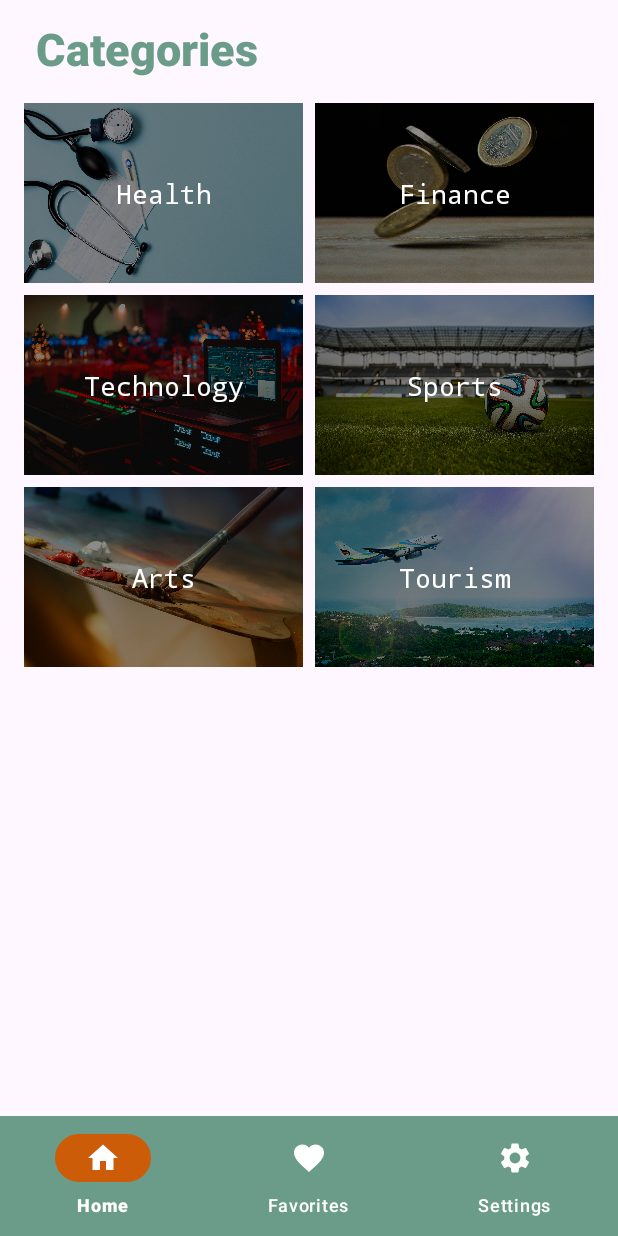
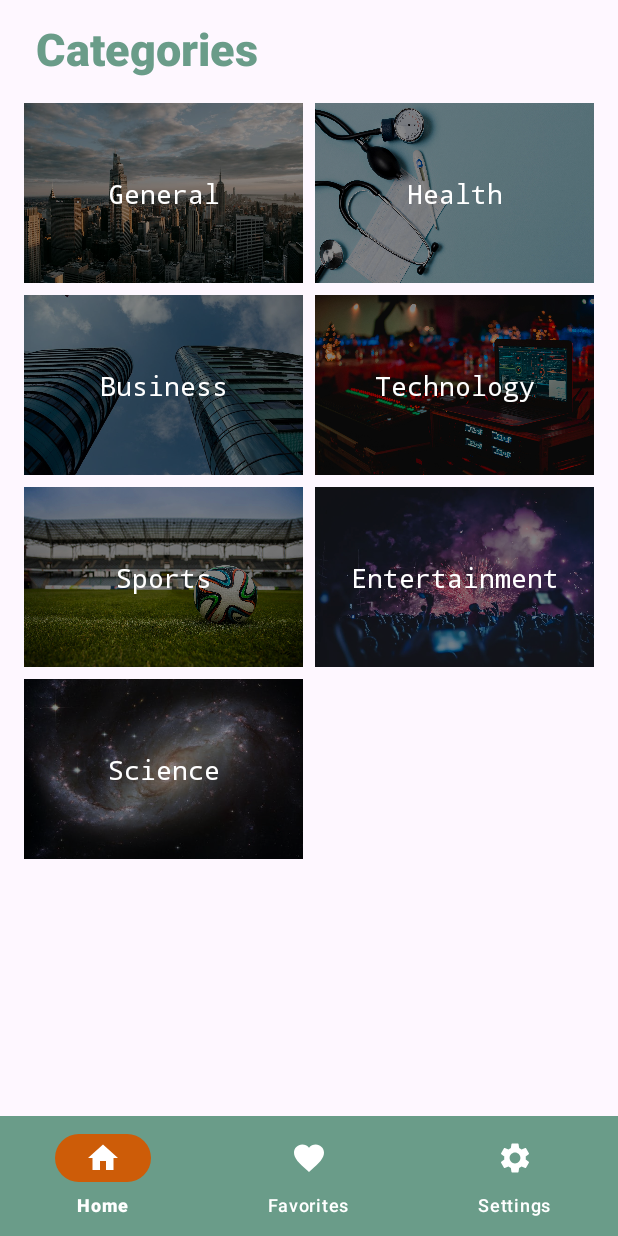
Before and after one commit to basanthaider/NewsPlus, an Android app: the screen it shows after launch (HomeActivity), on a phone screen of 412 x 824 dp. Run offline under Robolectric (Android 15) with nearby library versions, the phone set to English and light mode, and no system bars; our stand-ins replace navigation-ui.

Commit message:
Adding more categories

```diff
--- a/app/src/main/java/com/example/newsapp/adapters/CategoriesAdapter.kt
+++ b/app/src/main/java/com/example/newsapp/adapters/CategoriesAdapter.kt
@@ -12,20 +12,22 @@ import com.example.newsapp.R
 class CategoriesAdapter(private val context: Context) : BaseAdapter() {
 
     private val images = intArrayOf(
+        R.drawable.general,
         R.drawable.health,
-        R.drawable.finance,
+        R.drawable.business,
         R.drawable.technology,
         R.drawable.sports,
-        R.drawable.arts,
-        R.drawable.tourism,
+        R.drawable.entertainment,
+        R.drawable.science,
     )
     private val categories = arrayOf(
+        "General",
         "Health",
-        "Finance",
+        "Business",
         "Technology",
         "Sports",
-        "Arts",
-        "Tourism"
+        "Entertainment",
+        "Science"
     )
 
     override fun getCount() = images.size
--- a/app/src/main/res/layout/fragment_category.xml
+++ b/app/src/main/res/layout/fragment_category.xml
@@ -27,6 +27,7 @@
         android:columnWidth="100dp"
         android:horizontalSpacing="8dp"
         android:verticalSpacing="8dp"
+
         android:stretchMode="columnWidth"
         android:layout_height="match_parent"/>
 
--- a/app/src/main/res/layout/fragment_headlines.xml
+++ b/app/src/main/res/layout/fragment_headlines.xml
@@ -26,7 +26,7 @@
         android:layout_marginTop="70dp"
         android:layout_marginEnd="8dp"
         android:clipToPadding="false"
-        android:paddingBottom="50dp"
+        android:paddingBottom="100dp"
         app:layoutManager="androidx.recyclerview.widget.LinearLayoutManager"
         app:layout_constraintBottom_toBottomOf="parent"
         app:layout_constraintEnd_toEndOf="parent"
```
Also changed, not shown: app/src/main/res/drawable/arts.jpg (deleted), app/src/main/res/drawable/business.jpeg (added), app/src/main/res/drawable/entertainment.jpg (added), app/src/main/res/drawable/finance.jpg (deleted), app/src/main/res/drawable/general.jpeg (added), app/src/main/res/drawable/science.jpg (added), app/src/main/res/drawable/tourism.jpg (deleted).
